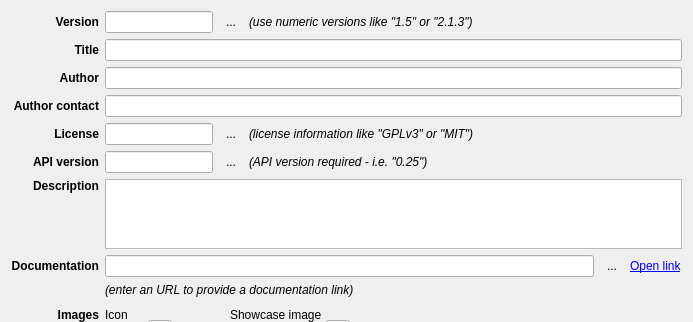
Before: the Qt Designer form src/lay/lay/SaltGrainPropertiesDialog.ui in KLayout/klayout, drawn with Qt 5; both pictures show x 0 to 693 and y 0 to 322 of the 693 by 538 pixel window.
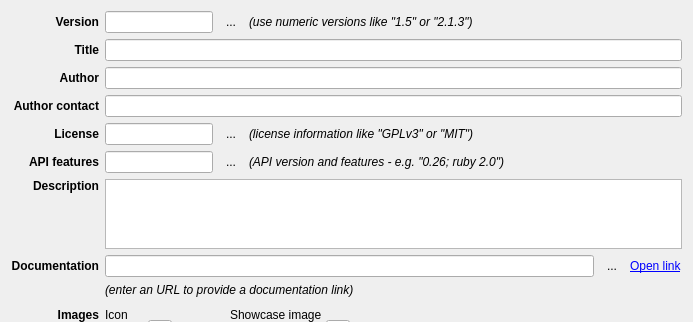
After: the same form once the commit is applied. Icons and pictures are not drawn. Custom widgets are drawn as their Qt base class.

Commit message:
Implemented issue-387 (python version in grain.xml)
The solution is to extend the api-version field.

"0.26.1" is KLayout API >= 0.26.1
"ruby" means: Ruby required
"python 2.6.0" means: Python required with at least 2.6.0
"0.26.1; ruby; python 2.6.0" means: all of this together

In addition, the version has been set to 0.26.1 now.

```diff
--- a/src/lay/lay/SaltGrainPropertiesDialog.ui
+++ b/src/lay/lay/SaltGrainPropertiesDialog.ui
@@ -279,7 +279,7 @@
          </font>
         </property>
         <property name="text">
-         <string>API version</string>
+         <string>API features</string>
         </property>
         <property name="alignment">
          <set>Qt::AlignRight|Qt::AlignTrailing|Qt::AlignVCenter</set>
@@ -842,7 +842,7 @@
          </font>
         </property>
         <property name="text">
-         <string>(API version required - i.e. &quot;0.25&quot;)</string>
+         <string>(API version and features - e.g. &quot;0.26; ruby 2.0&quot;)</string>
         </property>
        </widget>
       </item>
```
The commit also changes 8 other files.
